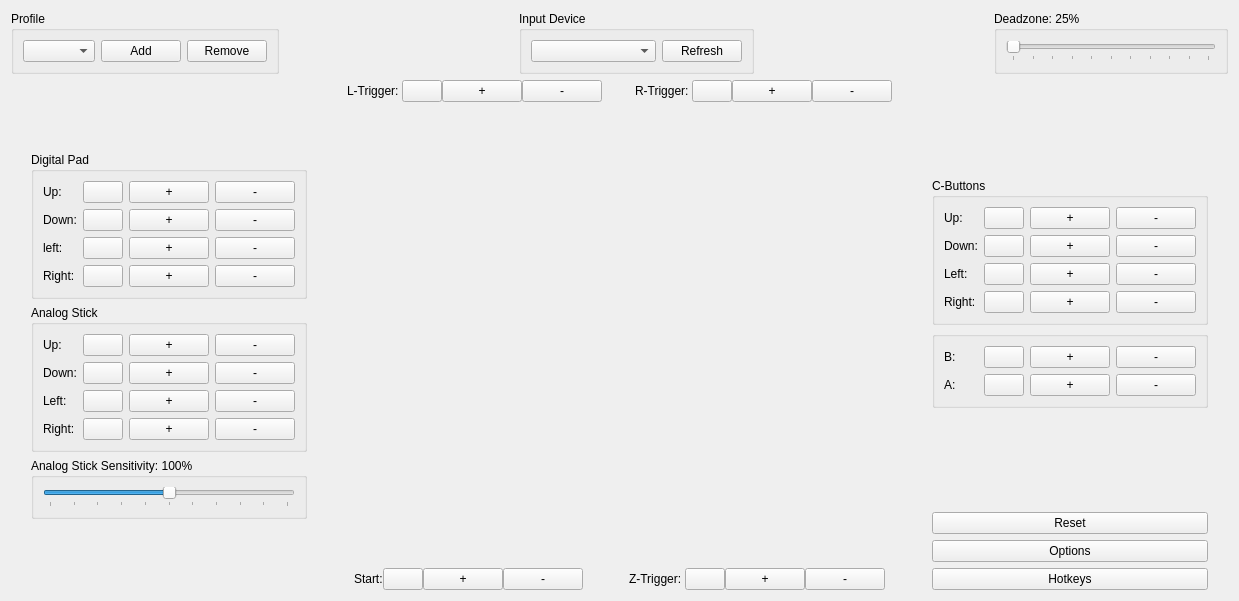
Before: the Qt Designer form Source/RMG-Input/UserInterface/Widget/ControllerWidget.ui in Rosalie241/RMG, drawn with Qt 5.
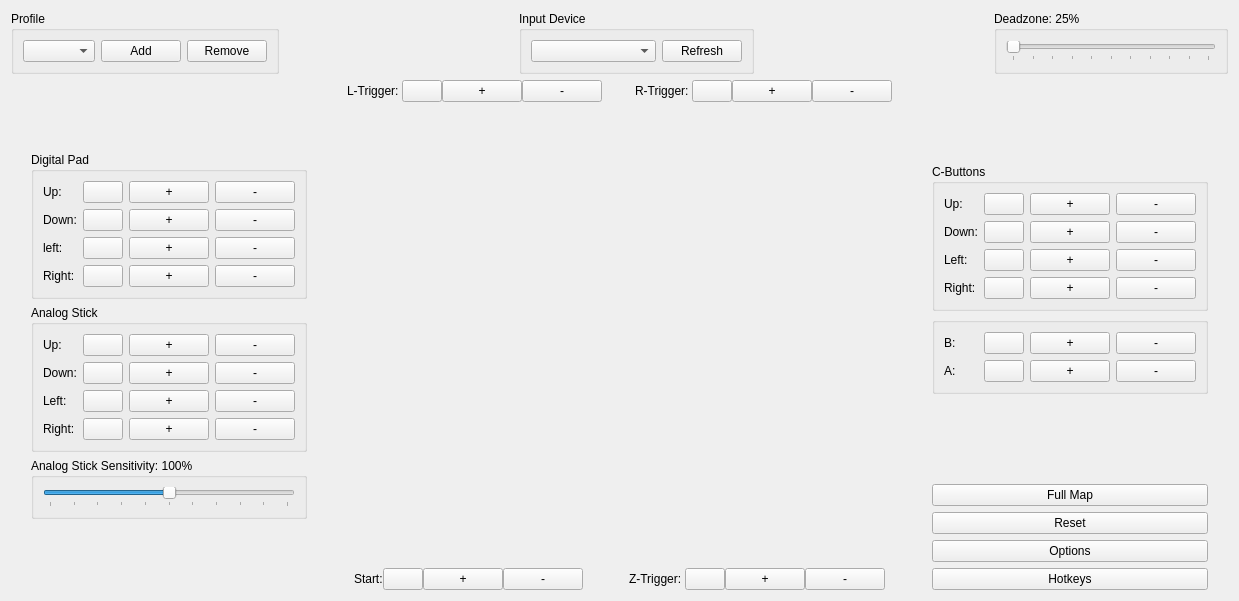
After: the same form once the commit is applied. Custom widgets are drawn as their Qt base class.

Commit message: Full Map Controller

```diff
--- a/Source/RMG-Input/UserInterface/Widget/ControllerWidget.ui
+++ b/Source/RMG-Input/UserInterface/Widget/ControllerWidget.ui
@@ -1240,6 +1240,13 @@
          </property>
         </spacer>
        </item>
+       <item>
+        <widget class="QPushButton" name="fullMapButton">
+         <property name="text">
+          <string>Full Map</string>
+         </property>
+        </widget>
+       </item>
        <item>
         <widget class="QPushButton" name="resetButton">
          <property name="text">
```
The commit also changes 3 other files.
